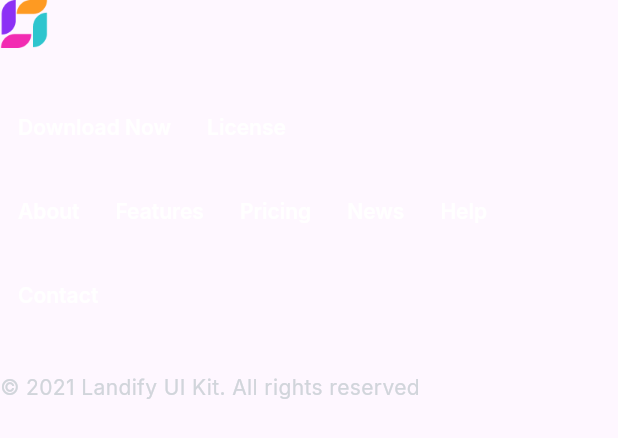
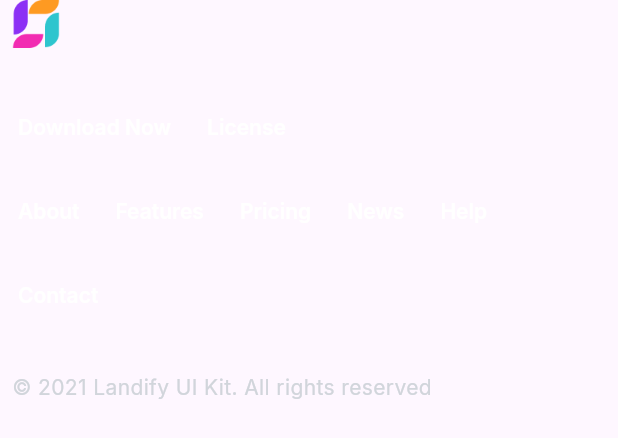
Before and after one commit to Khrysna/landify_design_flutter, a Flutter app: the _Information widget shown alone on an empty page, opened directly, on a phone screen of 412 x 824 dp. Shown: the top 438 px of the screen. Run offline on Flutter 3.47's test engine with Material 3 defaults, Android fonts, the phone set to English and light mode, and no system bars; our stand-ins replace equatable, flutter_layout_grid, font_awesome_flutter.

Commit message:
Update footer_section.dart

```diff
--- a/lib/sections/footer_section.dart
+++ b/lib/sections/footer_section.dart
@@ -53,7 +53,10 @@ class _Information extends StatelessWidget {
     return Column(
       crossAxisAlignment: CrossAxisAlignment.start,
       children: [
-        Assets.logoMini.image(height: 32, width: 32),
+        Padding(
+          padding: const EdgeInsets.only(left: 8),
+          child: Assets.logoMini.image(height: 32, width: 32),
+        ),
         const SizedBox(height: 24),
         const Wrap(
           children: [
@@ -72,9 +75,12 @@ class _Information extends StatelessWidget {
           ],
         ),
         const SizedBox(height: 24),
-        Text(
+        Padding(
+          padding: const EdgeInsets.only(left: 8),
+          child: Text(
             '© 2021 Landify UI Kit. All rights reserved',
             style: AppTextStyles.bodySmallRegular.copyWith(color: AppColors.neutral300),
+          ),
         ),
       ],
     );
@@ -90,6 +96,8 @@ class _GetApps extends StatelessWidget {
 
     return Align(
       alignment: breakpoint.responsiveFromTablet ? Alignment.topRight : Alignment.topLeft,
+      child: Padding(
+        padding: const EdgeInsets.only(left: 8),
         child: Column(
           crossAxisAlignment: CrossAxisAlignment.start,
           children: [
@@ -103,6 +111,7 @@ class _GetApps extends StatelessWidget {
             Assets.appStore.image(height: 40),
           ],
         ),
+      ),
     );
   }
 }
```
Lines whose indentation alone changed are shown as unchanged.
